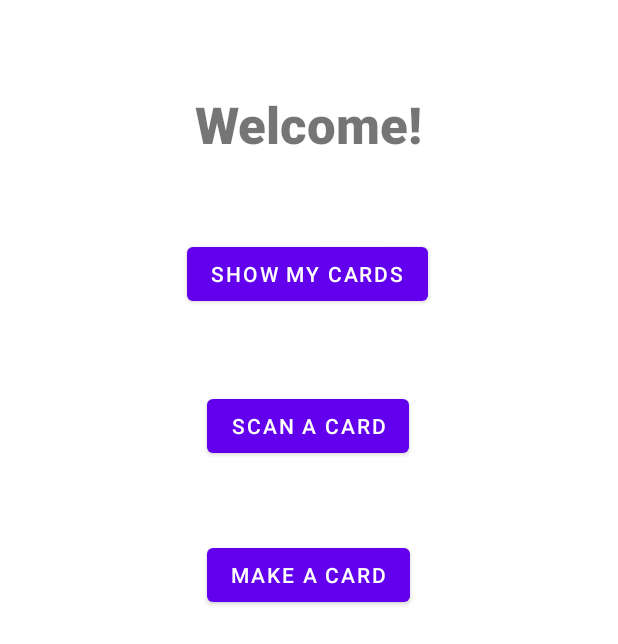
After one commit to clr7695/BusinessBuddyv2, an Android app: the layout activity_main.xml on its own in the app's theme, with its tools: preview values and no code run, on a phone screen of 412 x 824 dp. The commit adds this screen. Shown: the top 644 px of the screen. Run offline under Robolectric (Android 15) with nearby library versions, the phone set to English and light mode, and no system bars.

Commit message:
homescreen and make your card screen

```diff
--- a/app/src/main/java/com/example/businessbuddyv2/MakeCard.java
+++ b/app/src/main/java/com/example/businessbuddyv2/MakeCardActivity.java
@@ -2,16 +2,14 @@ package com.example.businessbuddyv2;
 
 import androidx.appcompat.app.AppCompatActivity;
 
-import android.content.Intent;
 import android.os.Bundle;
 import android.view.View;
 import android.widget.Button;
 import android.widget.CheckBox;
 import android.widget.EditText;
 import android.widget.TextView;
-import android.widget.Toast;
 
-public class MakeCard extends AppCompatActivity {
+public class MakeCardActivity extends AppCompatActivity {
 
     private TextView c_tv_make_card;
     private TextView c_tv_first_name;
--- /dev/null
+++ b/app/src/main/res/layout/activity_main.xml
@@ -0,0 +1,58 @@
+<?xml version="1.0" encoding="utf-8"?>
+<androidx.constraintlayout.widget.ConstraintLayout xmlns:android="http://schemas.android.com/apk/res/android"
+    xmlns:app="http://schemas.android.com/apk/res-auto"
+    xmlns:tools="http://schemas.android.com/tools"
+    android:layout_width="match_parent"
+    android:layout_height="match_parent"
+    tools:context=".MainActivity">
+
+    <TextView
+        android:id="@+id/tv_welcome"
+        android:layout_width="wrap_content"
+        android:layout_height="wrap_content"
+        android:fontFamily="sans-serif-black"
+        android:text="Welcome!"
+        android:textSize="34sp"
+        app:layout_constraintBottom_toBottomOf="parent"
+        app:layout_constraintEnd_toEndOf="parent"
+        app:layout_constraintStart_toStartOf="parent"
+        app:layout_constraintTop_toTopOf="parent"
+        app:layout_constraintVertical_bias="0.077" />
+
+    <Button
+        android:id="@+id/btn_show_my_cards"
+        android:layout_width="wrap_content"
+        android:layout_height="wrap_content"
+        android:text="Show my cards"
+        app:layout_constraintBottom_toBottomOf="parent"
+        app:layout_constraintEnd_toEndOf="parent"
+        app:layout_constraintHorizontal_bias="0.497"
+        app:layout_constraintStart_toStartOf="parent"
+        app:layout_constraintTop_toBottomOf="@+id/tv_welcome"
+        app:layout_constraintVertical_bias="0.08" />
+
+    <Button
+        android:id="@+id/btn_scan_a_card"
+        android:layout_width="wrap_content"
+        android:layout_height="wrap_content"
+        android:text="Scan a card"
+        app:layout_constraintBottom_toBottomOf="parent"
+        app:layout_constraintEnd_toEndOf="parent"
+        app:layout_constraintHorizontal_bias="0.498"
+        app:layout_constraintStart_toStartOf="parent"
+        app:layout_constraintTop_toBottomOf="@+id/btn_show_my_cards"
+        app:layout_constraintVertical_bias="0.094" />
+
+    <Button
+        android:id="@+id/btn_make_a_card"
+        android:layout_width="wrap_content"
+        android:layout_height="wrap_content"
+        android:text="Make a card"
+        app:layout_constraintBottom_toBottomOf="parent"
+        app:layout_constraintEnd_toEndOf="parent"
+        app:layout_constraintHorizontal_bias="0.498"
+        app:layout_constraintStart_toStartOf="parent"
+        app:layout_constraintTop_toBottomOf="@+id/btn_scan_a_card"
+        app:layout_constraintVertical_bias="0.109" />
+
+</androidx.constraintlayout.widget.ConstraintLayout>
```
Also changed, not shown: app/src/main/AndroidManifest.xml (+18 -0 lines), app/src/main/java/com/example/businessbuddyv2/BusinessCard.java (+16 -0 lines), app/src/main/java/com/example/businessbuddyv2/MainActivity.java (added, +36 -0 lines), app/src/main/res/layout/activity_make_card.xml (+5 -5 lines).
